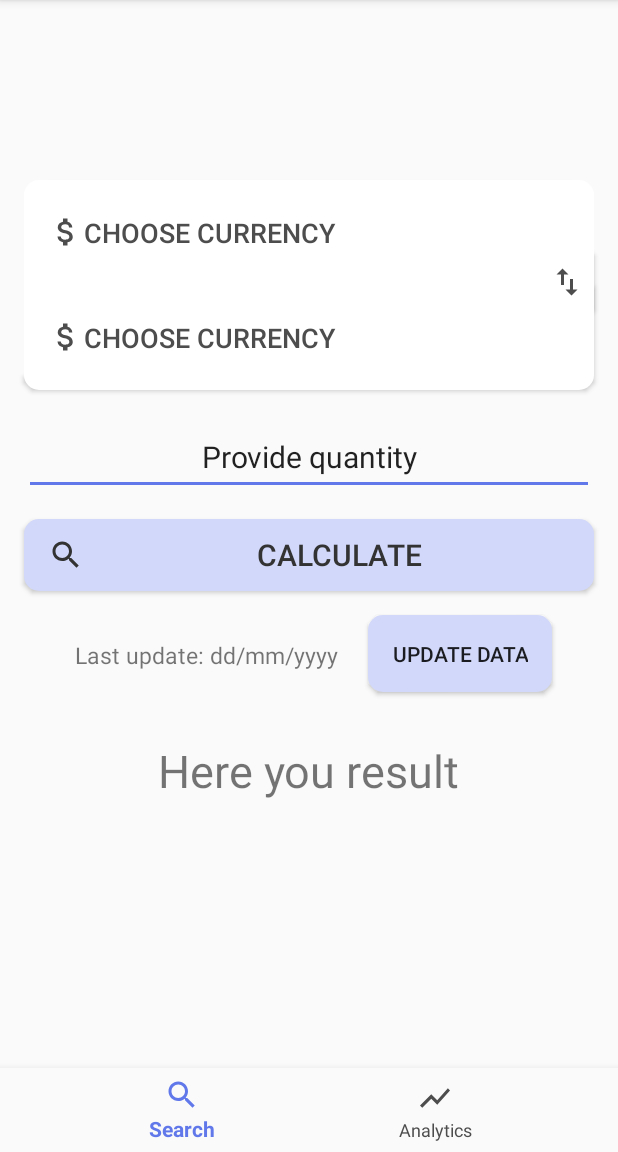
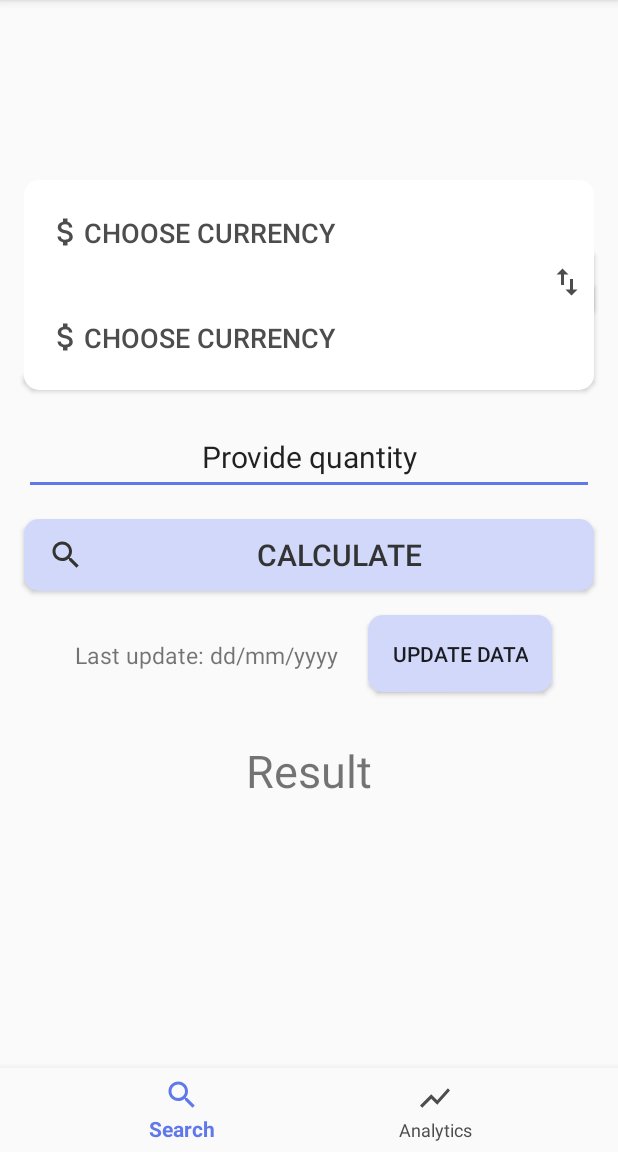
Before and after one commit to przemyslawstrojny/PM-CurrencyCalculator, an Android app: the screen it shows after launch (MainActivity), on a phone screen of 412 x 824 dp, the part 84-1236 px from its top. Run offline under Robolectric (Android 15) with nearby library versions, the phone set to English and light mode, and no system bars.

Commit message:
Change text

```diff
--- a/app/src/main/res/layout/fragment_analytics.xml
+++ b/app/src/main/res/layout/fragment_analytics.xml
@@ -7,7 +7,7 @@
         android:id="@+id/text_analysis"
         android:layout_width="wrap_content"
         android:layout_height="wrap_content"
-        android:text="Here you data"
+        android:text="Data"
         android:layout_centerHorizontal="true"
         android:layout_marginTop="16dp"
         android:textSize="30sp"/>
--- a/app/src/main/res/layout/fragment_currency_calculator.xml
+++ b/app/src/main/res/layout/fragment_currency_calculator.xml
@@ -90,7 +90,7 @@
         android:id="@+id/result"
         android:layout_width="wrap_content"
         android:layout_height="wrap_content"
-        android:text="Here you result"
+        android:text="Result"
         android:layout_below="@+id/update_button"
         android:layout_marginTop="32dp"
         android:layout_centerHorizontal="true"
```
